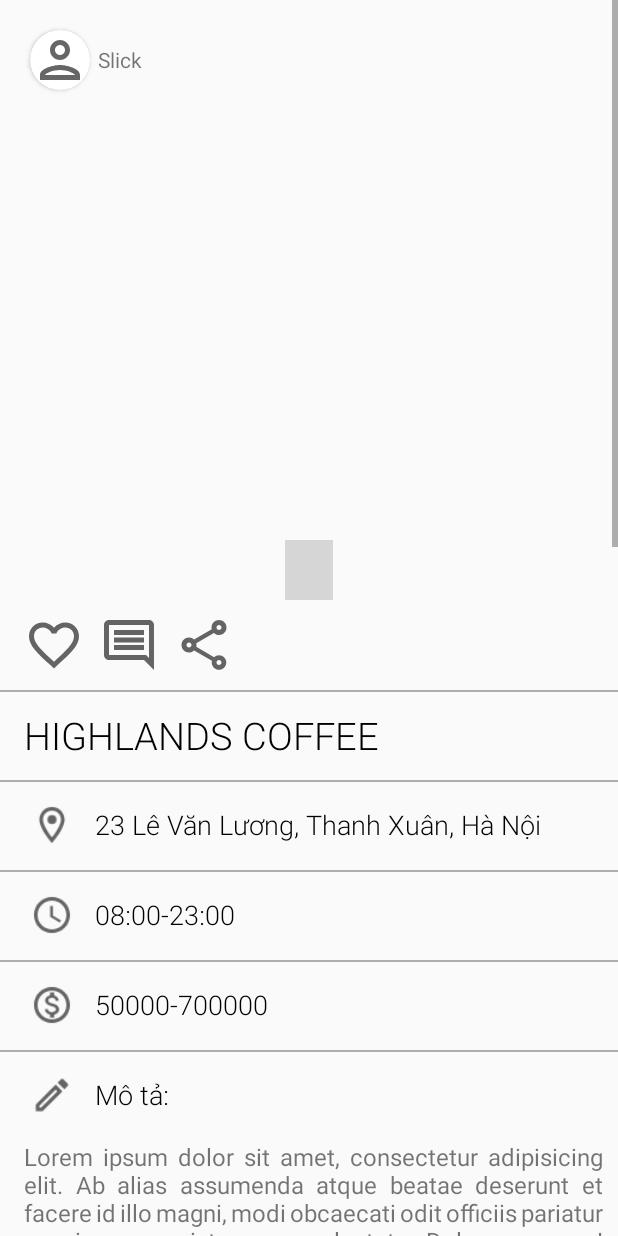
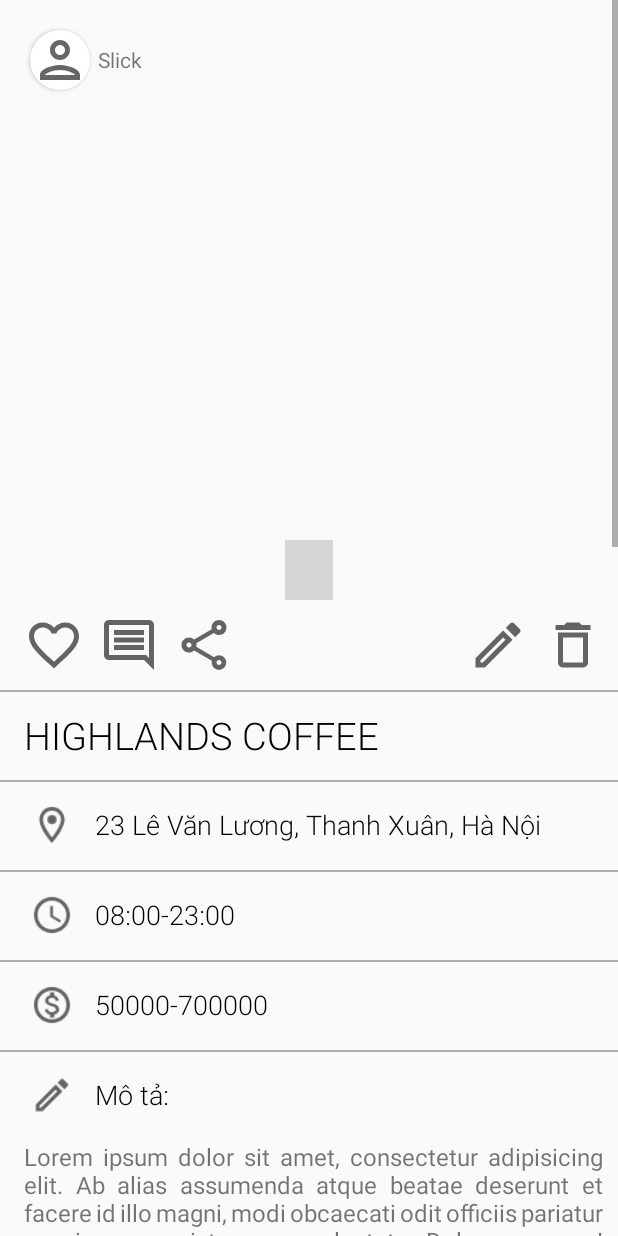
Before and after one commit to dao1299/ReviewCafe, an Android app: the layout detail_post.xml on its own in the app's theme, with its tools: preview values and no code run, on a phone screen of 412 x 824 dp. Run offline under Robolectric (Android 15) with nearby library versions, the phone set to English and light mode, and no system bars; plain views replace CircleIndicator3; grey boxes are pictures that could not be loaded.

Commit message:
show list post + detail post + comment post(chua day len db)

```diff
--- a/app/build.gradle
+++ b/app/build.gradle
@@ -30,7 +30,7 @@ android {
 }
 
 dependencies {
-
+    implementation 'org.aviran.cookiebar2:cookiebar2:1.1.4'
     implementation 'androidx.appcompat:appcompat:1.4.0'
     implementation 'com.google.android.material:material:1.4.0'
     implementation 'androidx.constraintlayout:constraintlayout:2.1.2'
--- a/app/src/main/java/com/example/reviewcafe/MainActivity.java
+++ b/app/src/main/java/com/example/reviewcafe/MainActivity.java
@@ -57,7 +57,7 @@ public class MainActivity extends AppCompatActivity implements NavigationView.On
                 drawerLayout.openDrawer(Gravity.LEFT);
             }
         });
-        displayView(R.id.menu_add_post);
+        displayView(R.id.menu_home);
     }
 
     public void setMenuInflater(NavigationView navigationView) {
--- a/app/src/main/java/com/example/reviewcafe/fragment/NewPostFragment.java
+++ b/app/src/main/java/com/example/reviewcafe/fragment/NewPostFragment.java
@@ -204,8 +204,7 @@ public class NewPostFragment extends Fragment {
         storage = FirebaseStorage.getInstance();
         storageReference = storage.getReference();
         if (filePath != null) {
-            ProgressDialog progressDialog
-                    = new ProgressDialog(getActivity());
+            ProgressDialog progressDialog= new ProgressDialog(getActivity());
             progressDialog.setTitle("Uploading...");
             progressDialog.show();
             StorageReference ref = storageReference.child(UUID.randomUUID().toString());
@@ -218,9 +217,6 @@ public class NewPostFragment extends Fragment {
                                     @Override
                                     public void onSuccess(Uri uri) {
                                         listUri2Upload.add(uri.toString());
-                                        if (listUri2Upload.size()==size){
-//                                            writeToFirebaseDatabase();
-                                        }
                                     }
                                 });
                             })
--- a/app/src/main/java/com/example/reviewcafe/fragment/PhotoFragment.java
+++ b/app/src/main/java/com/example/reviewcafe/fragment/PhotoFragment.java
@@ -10,6 +10,7 @@ import androidx.annotation.NonNull;
 import androidx.annotation.Nullable;
 import androidx.fragment.app.Fragment;
 
+import com.bumptech.glide.Glide;
 import com.example.reviewcafe.R;
 import com.example.reviewcafe.model.PhotoModel;
 
@@ -23,7 +24,7 @@ public class PhotoFragment extends Fragment {
         Bundle bundle = getArguments();
         PhotoModel photo = (PhotoModel) bundle.get("objPhoto");
         ImageView imgPhoto = view.findViewById(R.id.imgPhoto);
-        imgPhoto.setImageResource(photo.getSrcImg());
+        Glide.with(this).load(photo.getSrcImg()).into(imgPhoto);
         return view;
     }
 
--- /dev/null
+++ b/app/src/main/res/drawable/delete.xml
@@ -0,0 +1,10 @@
+<vector xmlns:android="http://schemas.android.com/apk/res/android"
+    android:width="24dp"
+    android:height="24dp"
+    android:viewportWidth="24"
+    android:viewportHeight="24"
+    android:tint="?attr/colorControlNormal">
+  <path
+      android:fillColor="@android:color/white"
+      android:pathData="M16,9v10H8V9h8m-1.5,-6h-5l-1,1H5v2h14V4h-3.5l-1,-1zM18,7H6v12c0,1.1 0.9,2 2,2h8c1.1,0 2,-0.9 2,-2V7z"/>
+</vector>
--- /dev/null
+++ b/app/src/main/res/drawable/edit.xml
@@ -0,0 +1,10 @@
+<vector xmlns:android="http://schemas.android.com/apk/res/android"
+    android:width="24dp"
+    android:height="24dp"
+    android:viewportWidth="24"
+    android:viewportHeight="24"
+    android:tint="?attr/colorControlNormal">
+  <path
+      android:fillColor="@android:color/white"
+      android:pathData="M14.06,9.02l0.92,0.92L5.92,19L5,19v-0.92l9.06,-9.06M17.66,3c-0.25,0 -0.51,0.1 -0.7,0.29l-1.83,1.83 3.75,3.75 1.83,-1.83c0.39,-0.39 0.39,-1.02 0,-1.41l-2.34,-2.34c-0.2,-0.2 -0.45,-0.29 -0.71,-0.29zM14.06,6.19L3,17.25L3,21h3.75L17.81,9.94l-3.75,-3.75z"/>
+</vector>
--- a/app/src/main/res/layout/detail_post.xml
+++ b/app/src/main/res/layout/detail_post.xml
@@ -98,6 +98,31 @@
                 app:layout_constraintStart_toEndOf="@id/btnCommentPost"
                 app:layout_constraintTop_toBottomOf="@id/circleIndicator3" />
 
+            <ImageView
+                android:id="@+id/btnDelete"
+                android:layout_width="40dp"
+                android:layout_height="40dp"
+                android:layout_marginEnd="10dp"
+                android:layout_marginTop="10dp"
+                android:backgroundTint="@color/white"
+                android:scaleType="centerCrop"
+                android:src="@drawable/delete"
+                app:layout_constraintTop_toBottomOf="@id/circleIndicator3"
+                app:layout_constraintEnd_toEndOf="parent"
+                />
+
+            <ImageView
+                android:id="@+id/btnEdit"
+                android:layout_width="40dp"
+                android:layout_height="40dp"
+                android:layout_marginEnd="10dp"
+                android:layout_marginTop="10dp"
+                android:backgroundTint="@color/white"
+                android:scaleType="centerCrop"
+                android:src="@drawable/edit"
+                app:layout_constraintTop_toBottomOf="@id/circleIndicator3"
+                app:layout_constraintEnd_toStartOf="@id/btnDelete"
+                />
             <LinearLayout
                 android:layout_width="match_parent"
                 android:layout_height="wrap_content"
@@ -308,6 +333,7 @@
                             android:layout_weight="6" />
 
                         <TextView
+                            android:id="@+id/txtPostComment"
                             android:layout_width="0dp"
                             android:layout_height="match_parent"
                             android:text="Đăng"
```
Also changed, not shown: app/src/main/java/com/example/reviewcafe/adapter/CommentAdapter.java (+6 -2 lines), app/src/main/java/com/example/reviewcafe/adapter/PostAdapter.java (+10 -1 lines), app/src/main/java/com/example/reviewcafe/fragment/DetailPostFragment.java (+95 -30 lines), app/src/main/java/com/example/reviewcafe/fragment/ListPostFragment.java (+28 -8 lines), app/src/main/java/com/example/reviewcafe/model/CommentModel.java (+4 -4 lines), app/src/main/java/com/example/reviewcafe/model/PhotoModel.java (+4 -4 lines), app/src/main/java/com/example/reviewcafe/model/PostModel.java (+12 -1 lines).
